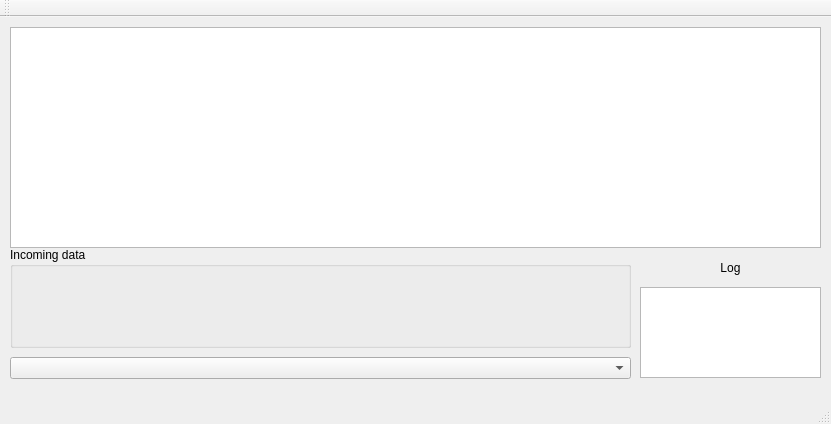
The window that mainwindow.ui (sas26031962/Sqlite_Example0) describes before a commit, drawn with Qt 5.
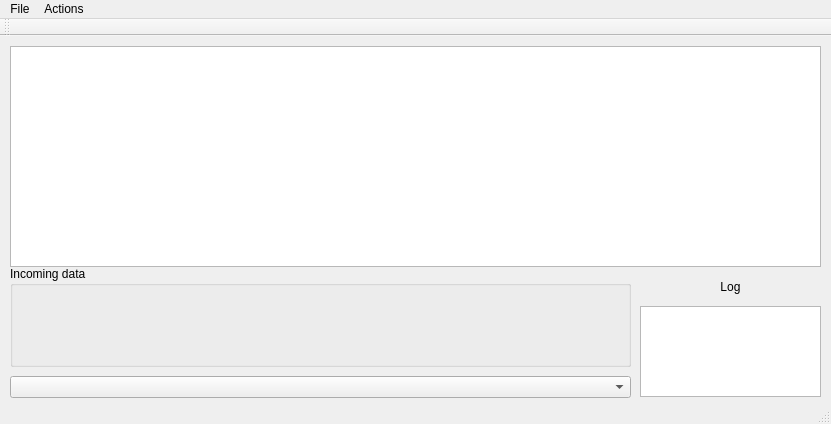
The same window after the commit.

Commit message: Добавление  действия ActionGetAuthorList

The edit to the form file:
```diff
--- a/mainwindow.ui
+++ b/mainwindow.ui
@@ -83,6 +83,20 @@
      <height>21</height>
     </rect>
    </property>
+   <widget class="QMenu" name="menuFile">
+    <property name="title">
+     <string>File</string>
+    </property>
+    <addaction name="actionExit"/>
+   </widget>
+   <widget class="QMenu" name="menuActions">
+    <property name="title">
+     <string>Actions</string>
+    </property>
+    <addaction name="actionGetAuthorList"/>
+   </widget>
+   <addaction name="menuFile"/>
+   <addaction name="menuActions"/>
   </widget>
   <widget class="QToolBar" name="mainToolBar">
    <attribute name="toolBarArea">
```
Left out of the diff: 10 changed lines with no effect on the pictures. The commit also changes 5 other files.
